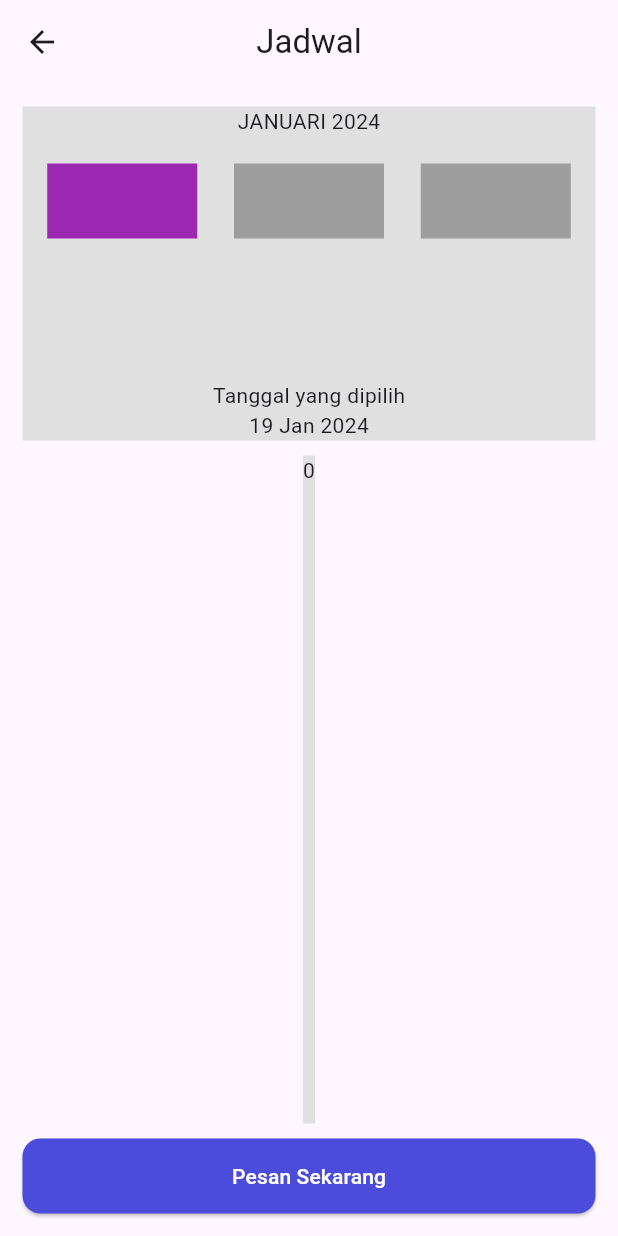
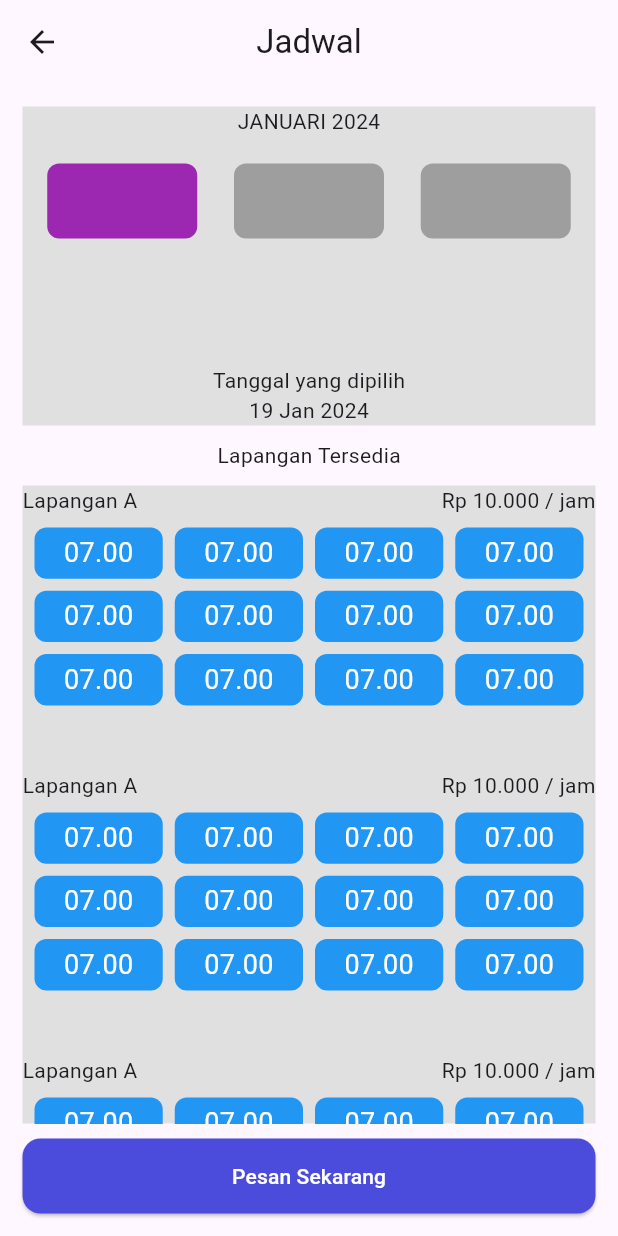
Before and after one commit to brianabyyf/skripsi-selaga, a Flutter app: the BookingPage screen opened directly, on a phone screen of 412 x 824 dp. Run offline on Flutter 3.47's test engine with Material 3 defaults, Android fonts, the phone set to English and light mode, and no system bars; our stand-ins replace google_nav_bar.

Commit message:
menambahkan jadwal tersedia pada booking page

```diff
--- a/lib/pages/user/booking_page.dart
+++ b/lib/pages/user/booking_page.dart
@@ -1,5 +1,4 @@
 import 'package:flutter/material.dart';
-import 'package:flutter/widgets.dart';
 
 class BookingPage extends StatefulWidget {
   const BookingPage({super.key});
@@ -59,11 +58,15 @@ class _BookingPageState extends State<BookingPage> {
                     ],
                   ),
                   const Spacer(),
-                  Text('Tanggal yang dipilih'),
-                  Text('19 Jan 2024')
+                  const Text('Tanggal yang dipilih'),
+                  const Text('19 Jan 2024')
                 ],
               ),
             )),
+            const SizedBox(
+              height: 10,
+            ),
+            const Text("Lapangan Tersedia"),
             const SizedBox(
               height: 10,
             ),
@@ -76,7 +79,7 @@ class _BookingPageState extends State<BookingPage> {
                 ),
               ),
             ),
-            SizedBox(
+            const SizedBox(
               height: 10,
             ),
             SizedBox(
@@ -99,7 +102,6 @@ class _BookingPageState extends State<BookingPage> {
   }
 
   GestureDetector selectedDayBox3(int boxSelected) {
-    print(boxSelected.toString());
     if (boxSelected == 2) {
       return GestureDetector(
         onTap: () {
@@ -110,7 +112,8 @@ class _BookingPageState extends State<BookingPage> {
         child: Container(
           height: 50,
           width: 100,
-          decoration: BoxDecoration(color: Colors.purple),
+          decoration: BoxDecoration(
+              color: Colors.purple, borderRadius: BorderRadius.circular(8)),
         ),
       );
     } else {
@@ -123,14 +126,14 @@ class _BookingPageState extends State<BookingPage> {
         child: Container(
           height: 50,
           width: 100,
-          decoration: BoxDecoration(color: Colors.grey),
+          decoration: BoxDecoration(
+              color: Colors.grey, borderRadius: BorderRadius.circular(8)),
         ),
       );
     }
   }
 
   GestureDetector selectedDayBox2(int boxSelected) {
-    print(boxSelected.toString());
     if (boxSelected == 1) {
       return GestureDetector(
         onTap: () {
@@ -141,7 +144,8 @@ class _BookingPageState extends State<BookingPage> {
         child: Container(
           height: 50,
           width: 100,
-          decoration: BoxDecoration(color: Colors.purple),
+          decoration: BoxDecoration(
+              color: Colors.purple, borderRadius: BorderRadius.circular(8)),
         ),
       );
     } else {
@@ -155,14 +159,14 @@ class _BookingPageState extends State<BookingPage> {
         child: Container(
           height: 50,
           width: 100,
-          decoration: BoxDecoration(color: Colors.grey),
+          decoration: BoxDecoration(
+              color: Colors.grey, borderRadius: BorderRadius.circular(8)),
         ),
       );
     }
   }
 
   GestureDetector selectedDayBox(int boxSelected) {
-    print(boxSelected.toString());
     if (boxSelected == 0) {
       return GestureDetector(
         onTap: () {
@@ -173,7 +177,8 @@ class _BookingPageState extends State<BookingPage> {
         child: Container(
           height: 50,
           width: 100,
-          decoration: BoxDecoration(color: Colors.purple),
+          decoration: BoxDecoration(
+              color: Colors.purple, borderRadius: BorderRadius.circular(8)),
         ),
       );
     } else {
@@ -188,7 +193,8 @@ class _BookingPageState extends State<BookingPage> {
         child: Container(
           height: 50,
           width: 100,
-          decoration: BoxDecoration(color: Colors.grey),
+          decoration: BoxDecoration(
+              color: Colors.grey, borderRadius: BorderRadius.circular(8)),
         ),
       );
     }
@@ -205,17 +211,69 @@ class JadwalView extends StatelessWidget {
   @override
   Widget build(BuildContext context) {
     if (selected == 0) {
-      return Container(
-        child: Text('0'),
-      );
+      return const TimeSlotView();
     } else if (selected == 1) {
-      return Container(
-        child: Text('1'),
-      );
+      return const Text('1');
     } else {
-      return Container(
-        child: Text('2'),
-      );
+      return const Text('2');
     }
   }
 }
+
+class TimeSlotView extends StatelessWidget {
+  const TimeSlotView({
+    super.key,
+  });
+
+  @override
+  Widget build(BuildContext context) {
+    return SafeArea(
+        child: ListView.builder(
+      shrinkWrap: true,
+      itemCount: 3,
+      itemBuilder: (context, index) {
+        return Column(
+          crossAxisAlignment: CrossAxisAlignment.start,
+          children: [
+            const Row(
+              mainAxisAlignment: MainAxisAlignment.spaceBetween,
+              children: [Text('Lapangan A'), Text('Rp 10.000 / jam')],
+            ),
+            SizedBox(
+              height: 170,
+              child: GridView.builder(
+                physics: const NeverScrollableScrollPhysics(),
+                shrinkWrap: true,
+                gridDelegate: const SliverGridDelegateWithFixedCrossAxisCount(
+                    crossAxisCount: 4, // number of items in each row
+                    mainAxisSpacing: 8.0, // spacing between rows
+                    crossAxisSpacing: 8.0, // spacing between columns
+                    childAspectRatio: (1 / .4)),
+                padding: const EdgeInsets.all(8.0), // padding around the grid
+                itemCount: 12, // total number of items
+                itemBuilder: (context, index) {
+                  return GestureDetector(
+                    child: Container(
+                      decoration: BoxDecoration(
+                          color: Colors.blue, // color of grid items
+                          borderRadius: BorderRadius.circular(8)),
+                      child: const Center(
+                        child: Text(
+                          '07.00',
+                          style: TextStyle(fontSize: 18.0, color: Colors.white),
+                        ),
+                      ),
+                    ),
+                    onTap: () {
+                      print(index);
+                    },
+                  );
+                },
+              ),
+            )
+          ],
+        );
+      },
+    ));
+  }
+}
```
